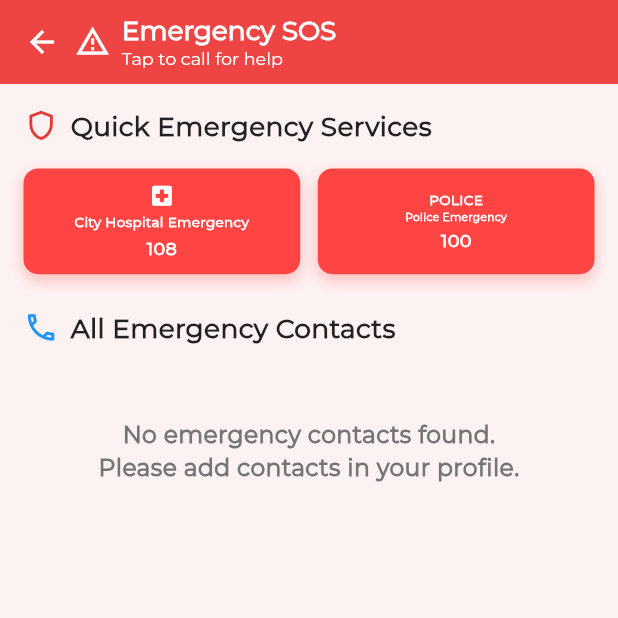
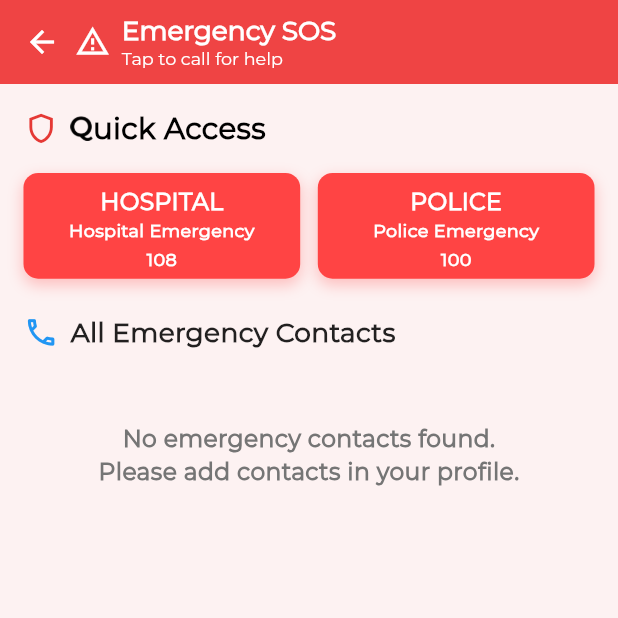
Before and after one commit to Yashhh47/Vaidya-App, a Flutter app: the EmergencyPage screen opened directly, on a phone screen of 412 x 824 dp, the top half of it. Run offline on Flutter 3.47's test engine with Material 3 defaults, Android fonts, the phone set to English and light mode, and no system bars; our stand-ins replace cloud_firestore, firebase_auth, firebase_core, firebase_storage, get, google_sign_in and 3 more; accounts and stored records are empty.

Commit message:
emergencypage responsiveness fix

```diff
--- a/lib/view/screens/emergency/emergency.dart
+++ b/lib/view/screens/emergency/emergency.dart
@@ -106,11 +106,17 @@ class _EmergencyPageState extends State<EmergencyPage> {
                 Icon(Icons.shield_outlined,
                     color: Colors.red[600], size: width * 0.06),
                 SizedBox(width: width * 0.02),
-                Text('Quick Emergency Services',
-                    style: style_(
-                        fontSize: width * 0.045,
-                        fontWeight: FontWeight.bold,
-                        color: Colors.black87)),
+                Image(
+                  image: AssetImage("assets/images/q.png"),
+                  width: width * 0.038,
+                ),
+                Text(
+                  "uick Access",
+                  style: style_(
+                    fontSize: width * 0.05,
+                    fontWeight: FontWeight.bold,
+                  ),
+                ),
               ],
             ),
             SizedBox(height: height * 0.02),
@@ -119,7 +125,8 @@ class _EmergencyPageState extends State<EmergencyPage> {
                 Expanded(
                   child: _buildEmergencyServiceButton(
                     context,
-                    title: 'City Hospital Emergency',
+                    title: 'HOSPITAL',
+                    subtitle: "Hospital Emergency",
                     number: '108',
                     color: const Color(0xFFFF4444),
                     showIcon: true,
@@ -232,21 +239,16 @@ class _EmergencyPageState extends State<EmergencyPage> {
         child: Column(
           mainAxisAlignment: MainAxisAlignment.center,
           children: [
-            if (showIcon) ...[
-              Icon(Icons.local_hospital_rounded,
-                  color: Colors.white, size: width * 0.045),
-              SizedBox(height: height * 0.003),
-            ],
             Text(title,
                 style: style_(
                     color: Colors.white,
                     fontWeight: FontWeight.bold,
-                    fontSize: width * 0.023),
+                    fontSize: width * 0.04),
                 textAlign: TextAlign.center,
                 maxLines: 2),
             if (subtitle != null)
               Text(subtitle,
-                  style: style_(color: Colors.white, fontSize: width * 0.018),
+                  style: style_(color: Colors.white, fontSize: width * 0.03),
                   textAlign: TextAlign.center),
             SizedBox(height: height * 0.003),
             Text(number,
--- a/lib/view/widgets/common/side_bar.dart
+++ b/lib/view/widgets/common/side_bar.dart
@@ -1,4 +1,5 @@
 import 'package:flutter/material.dart';
+import 'package:sanjeevika/view/screens/chat/ai_chat_screen.dart';
 import 'package:sanjeevika/viewmodels/data_controller.dart';
 import 'package:sanjeevika/view/screens/emergency/emergency.dart';
 import 'package:sanjeevika/view/screens/auth/login_page.dart';
@@ -87,7 +88,8 @@ class _CustomSideBarState extends State<CustomSideBar> {
 
             // App logo and name
             Padding(
-              padding: EdgeInsets.symmetric(horizontal: width * 0.04), // 4% of screen width
+              padding: EdgeInsets.symmetric(
+                  horizontal: width * 0.04), // 4% of screen width
               child: Row(
                 mainAxisAlignment: MainAxisAlignment.start,
                 children: [
@@ -128,14 +130,16 @@ class _CustomSideBarState extends State<CustomSideBar> {
 
             // Welcome message or user info section
             Container(
-              margin: EdgeInsets.symmetric(horizontal: width * 0.04), // 4% of screen width
+              margin: EdgeInsets.symmetric(
+                  horizontal: width * 0.04), // 4% of screen width
               padding: EdgeInsets.symmetric(
                 horizontal: width * 0.04, // 4% of screen width
                 vertical: height * 0.015, // 1.5% of screen height
               ),
               decoration: BoxDecoration(
                 color: Colors.white.withOpacity(0.4),
-                borderRadius: BorderRadius.circular(width * 0.03), // 3% of screen width
+                borderRadius:
+                    BorderRadius.circular(width * 0.03), // 3% of screen width
                 border: Border.all(color: const Color(0xff97FF8D)),
               ),
               child: Row(
@@ -166,7 +170,8 @@ class _CustomSideBarState extends State<CustomSideBar> {
   }
 
   /// Builds the main navigation menu
-  Widget _buildNavigationMenu(BuildContext context, double width, double height) {
+  Widget _buildNavigationMenu(
+      BuildContext context, double width, double height) {
     return SingleChildScrollView(
       child: Column(
         children: [
@@ -202,7 +207,7 @@ class _CustomSideBarState extends State<CustomSideBar> {
               icon: Icons.chat_bubble_outline,
               title: 'AI Assistant',
               onTap: () => Get.to(
-                InformationForm(),
+                AiPage(),
                 transition: Transition.leftToRight,
                 duration: const Duration(milliseconds: 350),
               ),
@@ -248,7 +253,8 @@ class _CustomSideBarState extends State<CustomSideBar> {
   }
 
   /// Builds a section of menu items
-  Widget _buildMenuSection(List<_MenuItemData> items, double width, double height) {
+  Widget _buildMenuSection(
+      List<_MenuItemData> items, double width, double height) {
     return Column(
       children: items
           .map((item) => _buildEnhancedMenuItem(
@@ -279,7 +285,8 @@ class _CustomSideBarState extends State<CustomSideBar> {
         color: Colors.transparent,
         child: InkWell(
           onTap: onTap,
-          borderRadius: BorderRadius.circular(width * 0.03), // 3% of screen width
+          borderRadius:
+              BorderRadius.circular(width * 0.03), // 3% of screen width
           splashColor: CustomSideBar._lightGreen.withOpacity(0.3),
           highlightColor: CustomSideBar._lightGreen.withOpacity(0.2),
           child: Container(
@@ -293,7 +300,8 @@ class _CustomSideBarState extends State<CustomSideBar> {
                   padding: EdgeInsets.all(width * 0.02), // 2% of screen width
                   decoration: BoxDecoration(
                     color: CustomSideBar._lightGreen.withOpacity(0.3),
-                    borderRadius: BorderRadius.circular(width * 0.02), // 2% of screen width
+                    borderRadius: BorderRadius.circular(
+                        width * 0.02), // 2% of screen width
                   ),
                   child: Icon(
                     icon,
@@ -343,7 +351,8 @@ class _CustomSideBarState extends State<CustomSideBar> {
                 padding: EdgeInsets.all(width * 0.02), // 2% of screen width
                 decoration: BoxDecoration(
                   color: Colors.red.shade50,
-                  borderRadius: BorderRadius.circular(width * 0.02), // 2% of screen width
+                  borderRadius:
+                      BorderRadius.circular(width * 0.02), // 2% of screen width
                 ),
                 child: Icon(
                   Icons.logout_rounded,
@@ -435,7 +444,8 @@ class _CustomSideBarState extends State<CustomSideBar> {
       builder: (BuildContext context) {
         return AlertDialog(
           shape: RoundedRectangleBorder(
-            borderRadius: BorderRadius.circular(width * 0.05), // 5% of screen width
+            borderRadius:
+                BorderRadius.circular(width * 0.05), // 5% of screen width
           ),
           title: Row(
             children: [
@@ -443,7 +453,8 @@ class _CustomSideBarState extends State<CustomSideBar> {
                 padding: EdgeInsets.all(width * 0.02), // 2% of screen width
                 decoration: BoxDecoration(
                   color: Colors.red.shade50,
-                  borderRadius: BorderRadius.circular(width * 0.02), // 2% of screen width
+                  borderRadius:
+                      BorderRadius.circular(width * 0.02), // 2% of screen width
                 ),
                 child: Icon(
                   Icons.logout_rounded,
@@ -499,7 +510,8 @@ class _CustomSideBarState extends State<CustomSideBar> {
                   vertical: height * 0.015, // 1.5% of screen height
                 ),
                 shape: RoundedRectangleBorder(
-                  borderRadius: BorderRadius.circular(width * 0.02), // 2% of screen width
+                  borderRadius:
+                      BorderRadius.circular(width * 0.02), // 2% of screen width
                 ),
               ),
               child: Text(
@@ -539,7 +551,8 @@ class _CustomSideBarState extends State<CustomSideBar> {
         backgroundColor: CustomSideBar._primaryGreen,
         behavior: SnackBarBehavior.floating,
         shape: RoundedRectangleBorder(
-          borderRadius: BorderRadius.circular(width * 0.02), // 2% of screen width
+          borderRadius:
+              BorderRadius.circular(width * 0.02), // 2% of screen width
         ),
       ),
     );
```
Lines whose indentation alone changed are shown as unchanged.
